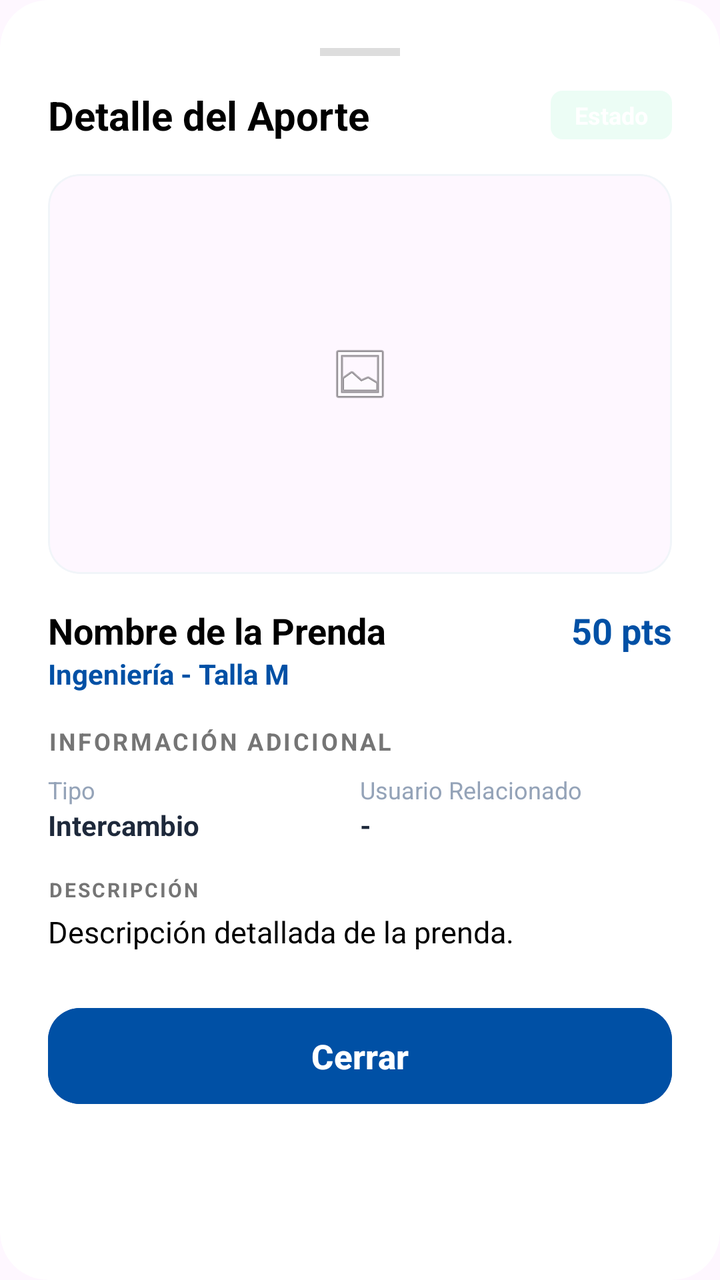
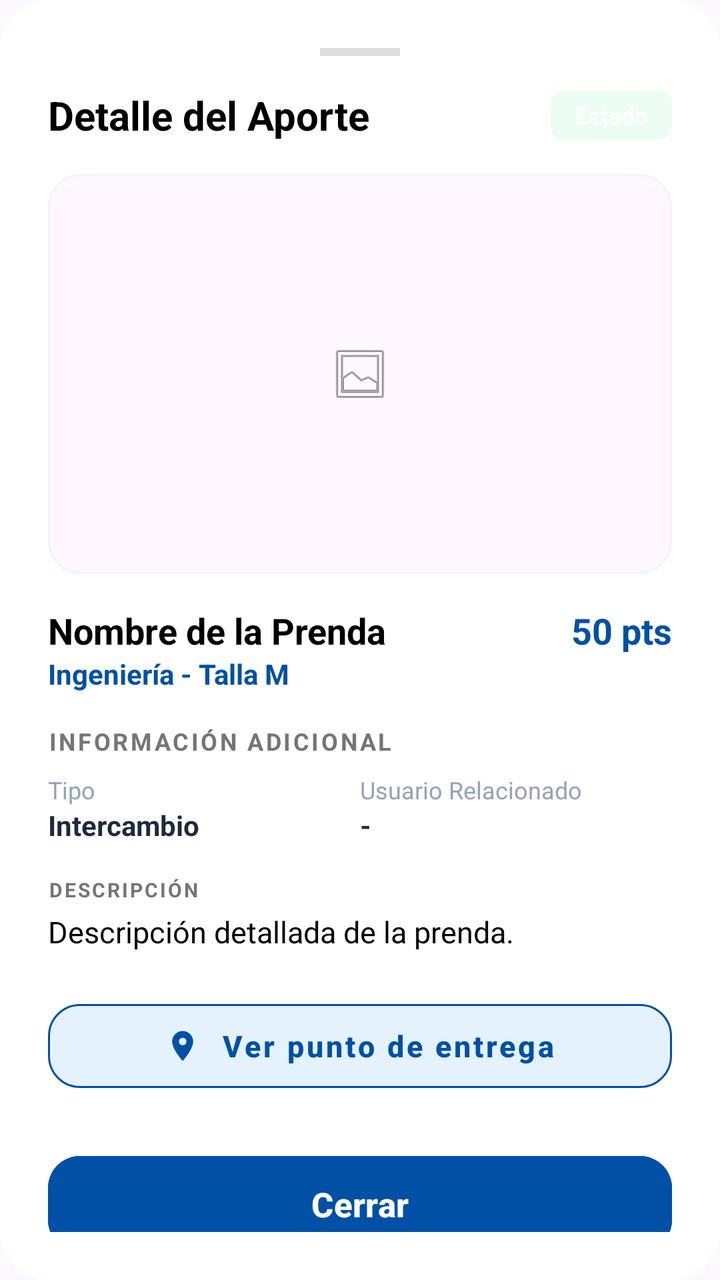

An Android layout rendered at two revisions. The XML below is the earlier revision; the diff shows what the commit changed to produce the second picture.
<!-- AndroidManifest.xml: application theme Theme.Material3.Light.NoActionBar -->
<!-- res/layout/dialog_exchange_detail.xml -->
<?xml version="1.0" encoding="utf-8"?>
<androidx.cardview.widget.CardView xmlns:android="http://schemas.android.com/apk/res/android"
    xmlns:app="http://schemas.android.com/apk/res-auto"
    android:layout_width="match_parent"
    android:layout_height="wrap_content"
    app:cardBackgroundColor="@color/white"
    app:cardCornerRadius="24dp"
    app:cardElevation="0dp">

    <LinearLayout
        android:layout_width="match_parent"
        android:layout_height="wrap_content"
        android:orientation="vertical"
        android:padding="24dp">

        <View
            android:layout_width="40dp"
            android:layout_height="4dp"
            android:layout_gravity="center_horizontal"
            android:layout_marginBottom="16dp"
            android:background="#DDDDDD" />

        <LinearLayout
            android:layout_width="match_parent"
            android:layout_height="wrap_content"
            android:orientation="horizontal"
            android:gravity="center_vertical">

            <TextView
                android:id="@+id/tvExchangeDetailTitle"
                android:layout_width="0dp"
                android:layout_height="wrap_content"
                android:layout_weight="1"
                android:text="Detalle del Aporte"
                android:textColor="@color/black"
                android:textSize="20sp"
                android:textStyle="bold" />

            <ImageButton
                android:id="@+id/btnEditPrenda"
                android:layout_width="40dp"
                android:layout_height="40dp"
                android:layout_marginEnd="8dp"
                android:background="?attr/selectableItemBackgroundBorderless"
                android:src="@android:drawable/ic_menu_edit"
                android:contentDescription="@string/btn_correct_publication"
                app:tint="@color/brand_blue"
                android:visibility="gone" />

            <TextView
                android:id="@+id/tvExchangeDetailStatus"
                android:layout_width="wrap_content"
                android:layout_height="wrap_content"
                android:background="@drawable/bg_badge_available"
                android:paddingHorizontal="12dp"
                android:paddingVertical="4dp"
                android:text="Estado"
                android:textColor="@color/white"
                android:textSize="12sp"
                android:textStyle="bold" />
        </LinearLayout>

        <com.google.android.material.card.MaterialCardView
            android:layout_width="match_parent"
            android:layout_height="200dp"
            android:layout_marginTop="16dp"
            app:cardCornerRadius="16dp"
            app:cardElevation="0dp"
            app:strokeWidth="1dp"
            app:strokeColor="@color/slate_100">

            <ImageView
                android:id="@+id/ivExchangeDetailImage"
                android:layout_width="match_parent"
                android:layout_height="match_parent"
                android:scaleType="centerInside"
                android:src="@android:drawable/ic_menu_gallery"
                android:alpha="0.8"/>
        </com.google.android.material.card.MaterialCardView>

        <LinearLayout
            android:layout_width="match_parent"
            android:layout_height="wrap_content"
            android:layout_marginTop="16dp"
            android:orientation="horizontal">

            <TextView
                android:id="@+id/tvExchangeDetailName"
                android:layout_width="0dp"
                android:layout_height="wrap_content"
                android:layout_weight="1"
                android:text="Nombre de la Prenda"
                android:textColor="@color/black"
                android:textSize="18sp"
                android:textStyle="bold" />

            <TextView
                android:id="@+id/tvExchangeDetailPoints"
                android:layout_width="wrap_content"
                android:layout_height="wrap_content"
                android:text="50 pts"
                android:textColor="@color/brand_blue"
                android:textSize="18sp"
                android:textStyle="bold" />
        </LinearLayout>

        <TextView
            android:id="@+id/tvExchangeDetailCategory"
            android:layout_width="match_parent"
            android:layout_height="wrap_content"
            android:text="Ingeniería - Talla M"
            android:textColor="@color/brand_blue"
            android:textSize="14sp"
            android:textStyle="bold" />

        <TextView
            android:layout_width="match_parent"
            android:layout_height="wrap_content"
            android:layout_marginTop="16dp"
            android:text="INFORMACIÓN ADICIONAL"
            android:textColor="@color/gray_600"
            android:textSize="12sp"
            android:textStyle="bold"
            android:letterSpacing="0.1"/>

        
        <LinearLayout
            android:id="@+id/layoutObservation"
            android:layout_width="match_parent"
            android:layout_height="wrap_content"
            android:layout_marginTop="8dp"
            android:padding="12dp"
            android:orientation="vertical"
            android:visibility="gone">

            <TextView
                android:layout_width="wrap_content"
                android:layout_height="wrap_content"
                android:text="OBSERVACIÓN DEL ADMINISTRADOR:"
                android:textColor="#92400E"
                android:textSize="11sp"
                android:textStyle="bold" />

            <TextView
                android:id="@+id/tvObservationText"
                android:layout_width="match_parent"
                android:layout_height="wrap_content"
                android:layout_marginTop="2dp"
                android:text="Motivo de la observación..."
                android:textColor="#B45309"
                android:textSize="13sp"
                android:textStyle="italic" />
        </LinearLayout>

        <LinearLayout
            android:layout_width="match_parent"
            android:layout_height="wrap_content"
            android:orientation="horizontal"
            android:layout_marginTop="8dp">

            <LinearLayout
                android:layout_width="0dp"
                android:layout_height="wrap_content"
                android:layout_weight="1"
                android:orientation="vertical">
                <TextView
                    android:layout_width="wrap_content"
                    android:layout_height="wrap_content"
                    android:text="Tipo"
                    android:textColor="@color/slate_400"
                    android:textSize="12sp"/>
                <TextView
                    android:id="@+id/tvExchangeDetailType"
                    android:layout_width="wrap_content"
                    android:layout_height="wrap_content"
                    android:text="Intercambio"
                    android:textColor="@color/slate_800"
                    android:textStyle="bold"
                    android:textSize="14sp"/>
            </LinearLayout>

            <LinearLayout
                android:layout_width="0dp"
                android:layout_height="wrap_content"
                android:layout_weight="1"
                android:orientation="vertical">
                <TextView
                    android:layout_width="wrap_content"
                    android:layout_height="wrap_content"
                    android:text="Usuario Relacionado"
                    android:textColor="@color/slate_400"
                    android:textSize="12sp"/>
                <TextView
                    android:id="@+id/tvExchangeDetailUser"
                    android:layout_width="wrap_content"
                    android:layout_height="wrap_content"
                    android:text="-"
                    android:textColor="@color/slate_800"
                    android:textStyle="bold"
                    android:textSize="14sp"/>
            </LinearLayout>
        </LinearLayout>

        <TextView
            android:layout_width="match_parent"
            android:layout_height="wrap_content"
            android:layout_marginTop="16dp"
            android:text="DESCRIPCIÓN"
            android:textColor="@color/gray_600"
            android:textSize="10sp"
            android:textStyle="bold"
            android:letterSpacing="0.1"
            android:textAllCaps="true"/>

        <TextView
            android:id="@+id/tvExchangeDetailDescription"
            android:layout_width="match_parent"
            android:layout_height="wrap_content"
            android:layout_marginTop="4dp"
            android:text="Descripción detallada de la prenda."
            android:textColor="@color/black"
            android:textSize="15sp" />

        <Button
            android:id="@+id/btnExchangeDetailClose"
            android:layout_width="match_parent"
            android:layout_height="56dp"
            android:layout_marginTop="24dp"
            android:backgroundTint="@color/brand_blue"
            android:text="Cerrar"
            android:textAllCaps="false"
            android:textSize="17sp"
            android:textStyle="bold"
            app:cornerRadius="16dp" />

    </LinearLayout>
</androidx.cardview.widget.CardView>
<!-- resources referenced by this layout -->
<resources>
  <color name="black">#FF000000</color>
  <color name="brand_blue">#0050A5</color>
  <color name="gray_600">#757575</color>
  <color name="slate_100">#F1F5F9</color>
  <color name="slate_400">#94A3B8</color>
  <color name="slate_800">#1E293B</color>
  <color name="white">#FFFFFFFF</color>
  <!-- drawable bg_badge_available (drawable) -->
  <?xml version="1.0" encoding="utf-8"?>
  <shape xmlns:android="http://schemas.android.com/apk/res/android">
      <solid android:color="@color/emerald_50" />
      <corners android:radius="6dp" />
  </shape>
  <string name="btn_correct_publication">Corregir Publicación</string>
  <color name="emerald_50">#ECFDF5</color>
</resources>

<!-- the commit's change to res/layout/dialog_exchange_detail.xml (unified diff, before → after) -->
@@ -221,6 +221,51 @@
             android:textColor="@color/black"
             android:textSize="15sp" />
 
+        
+        <com.google.android.material.button.MaterialButton
+            android:id="@+id/btnViewExchangeLocation"
+            style="@style/Widget.MaterialComponents.Button.UnelevatedButton"
+            android:layout_width="match_parent"
+            android:layout_height="54dp"
+            android:layout_marginTop="20dp"
+            android:text="Ver punto de entrega"
+            android:textAllCaps="false"
+            android:textSize="15sp"
+            android:textStyle="bold"
+            android:textColor="@color/brand_blue"
+            app:backgroundTint="@color/brand_blue_light"
+            app:cornerRadius="16dp"
+            app:icon="@drawable/ic_location"
+            app:iconGravity="textStart"
+            app:iconPadding="10dp"
+            app:iconTint="@color/brand_blue"
+            app:strokeColor="@color/brand_blue"
+            app:strokeWidth="1dp" />
+
+        <LinearLayout
+            android:id="@+id/layoutExchangeLocation"
+            android:layout_width="match_parent"
+            android:layout_height="wrap_content"
+            android:layout_marginTop="12dp"
+            android:orientation="vertical"
+            android:visibility="gone">
+            <androidx.cardview.widget.CardView
+                android:layout_width="match_parent"
+                android:layout_height="180dp"
+                app:cardCornerRadius="16dp"
+                app:cardElevation="0dp">
+                <com.google.android.gms.maps.MapView
+                    android:id="@+id/mapViewExchangeDetail"
+                    android:layout_width="match_parent"
+                    android:layout_height="match_parent"
+                    app:liteMode="true" />
+                <View
+                    android:id="@+id/mapExchangeOverlay"
+                    android:layout_width="match_parent"
+                    android:layout_height="match_parent" />
+            </androidx.cardview.widget.CardView>
+        </LinearLayout>
+
         <Button
             android:id="@+id/btnExchangeDetailClose"
             android:layout_width="match_parent"
<!-- resource entries referenced after the edit -->
@@ -2,6 +2,7 @@
 <resources>
   <color name="black">#FF000000</color>
   <color name="brand_blue">#0050A5</color>
+  <color name="brand_blue_light">#E3F2FD</color>
   <color name="gray_600">#757575</color>
   <color name="slate_100">#F1F5F9</color>
   <color name="slate_400">#94A3B8</color>
@@ -13,6 +14,16 @@
       <solid android:color="@color/emerald_50" />
       <corners android:radius="6dp" />
   </shape>
+  <!-- drawable ic_location (drawable) -->
+  <vector xmlns:android="http://schemas.android.com/apk/res/android"
+      android:width="24dp"
+      android:height="24dp"
+      android:viewportWidth="24"
+      android:viewportHeight="24">
+      <path
+          android:fillColor="@android:color/white"
+          android:pathData="M12,2C8.13,2 5,5.13 5,9c0,5.25 7,13 7,13s7,-7.75 7,-13c0,-3.87 -3.13,-7 -7,-7zM12,11.5c-1.38,0 -2.5,-1.12 -2.5,-2.5s1.12,-2.5 2.5,-2.5 2.5,1.12 2.5,2.5 -1.12,2.5 -2.5,2.5z"/>
+  </vector>
   <string name="btn_correct_publication">Corregir Publicación</string>
   <color name="emerald_50">#ECFDF5</color>
 </resources>
